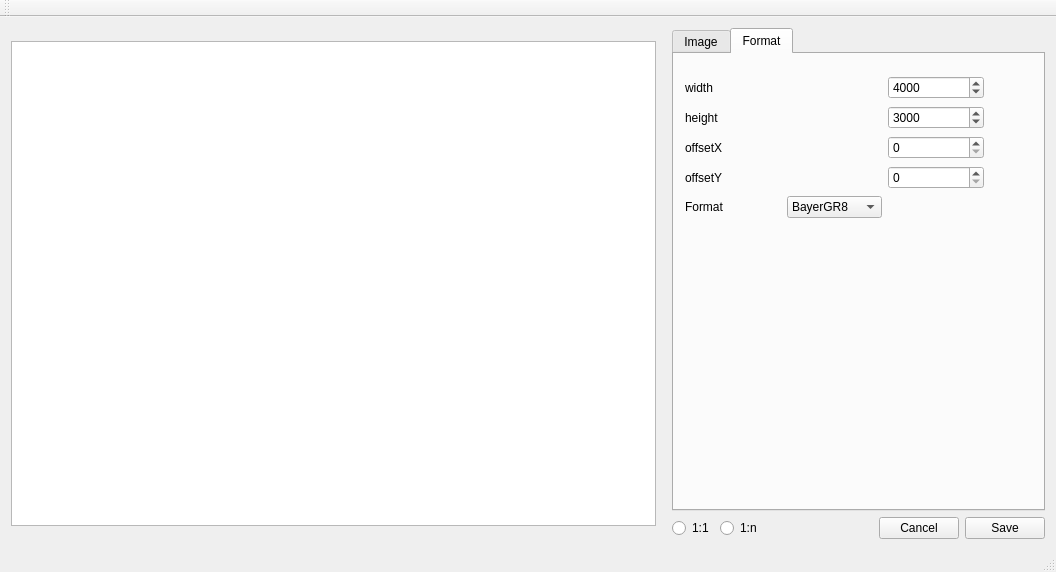
First picture: the form in mainwindow.ui, repository national0587/gstimg, before the edit.
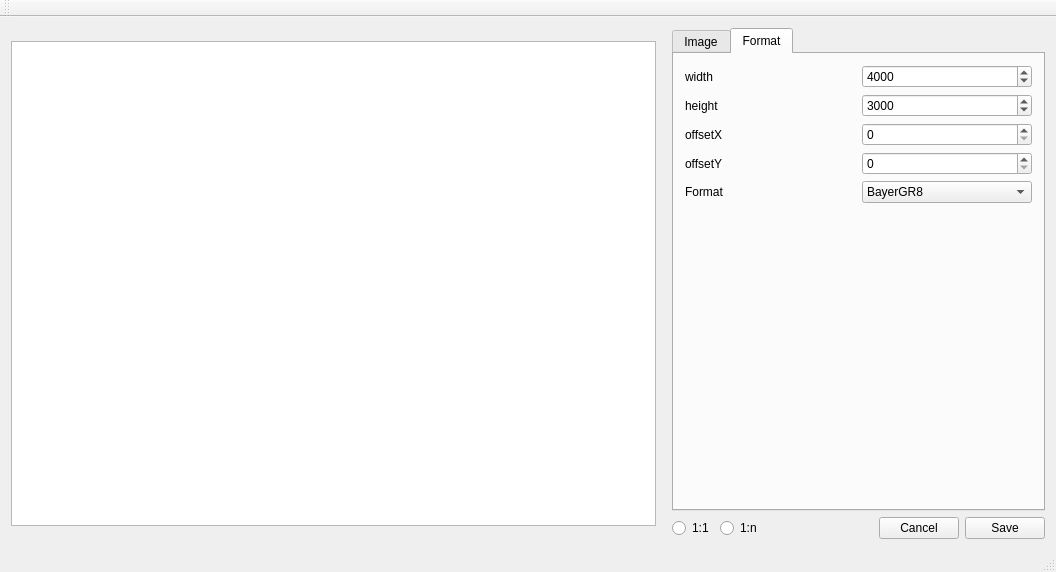
Second picture: the form after the edit. The open tabs and pages were chosen to show the change.

```diff
--- a/mainwindow.ui
+++ b/mainwindow.ui
@@ -297,15 +297,8 @@
            <attribute name="title">
             <string>Format</string>
            </attribute>
-           <widget class="QWidget" name="gridLayoutWidget_2">
-            <property name="geometry">
-             <rect>
-              <x>0</x>
-              <y>10</y>
-              <width>321</width>
-              <height>171</height>
-             </rect>
-            </property>
+           <layout class="QGridLayout" name="gridLayout_4">
+            <item row="0" column="0">
             <layout class="QGridLayout" name="gridLayout">
              <item row="3" column="0">
               <widget class="QLabel" name="label_offsety">
@@ -382,7 +375,7 @@
                </property>
               </widget>
              </item>
-             <item row="4" column="1">
+              <item row="4" column="2">
               <widget class="QComboBox" name="comboBox_3">
                <item>
                 <property name="text">
@@ -397,7 +390,21 @@
               </widget>
              </item>
             </layout>
-           </widget>
+            </item>
+            <item row="1" column="0">
+             <spacer name="verticalSpacer_2">
+              <property name="orientation">
+               <enum>Qt::Vertical</enum>
+              </property>
+              <property name="sizeHint" stdset="0">
+               <size>
+                <width>20</width>
+                <height>40</height>
+               </size>
+              </property>
+             </spacer>
+            </item>
+           </layout>
           </widget>
          </widget>
         </item>
```
Left out of the diff: 14 changed lines with no effect on the pictures. Lines whose indentation alone changed are shown as unchanged.
